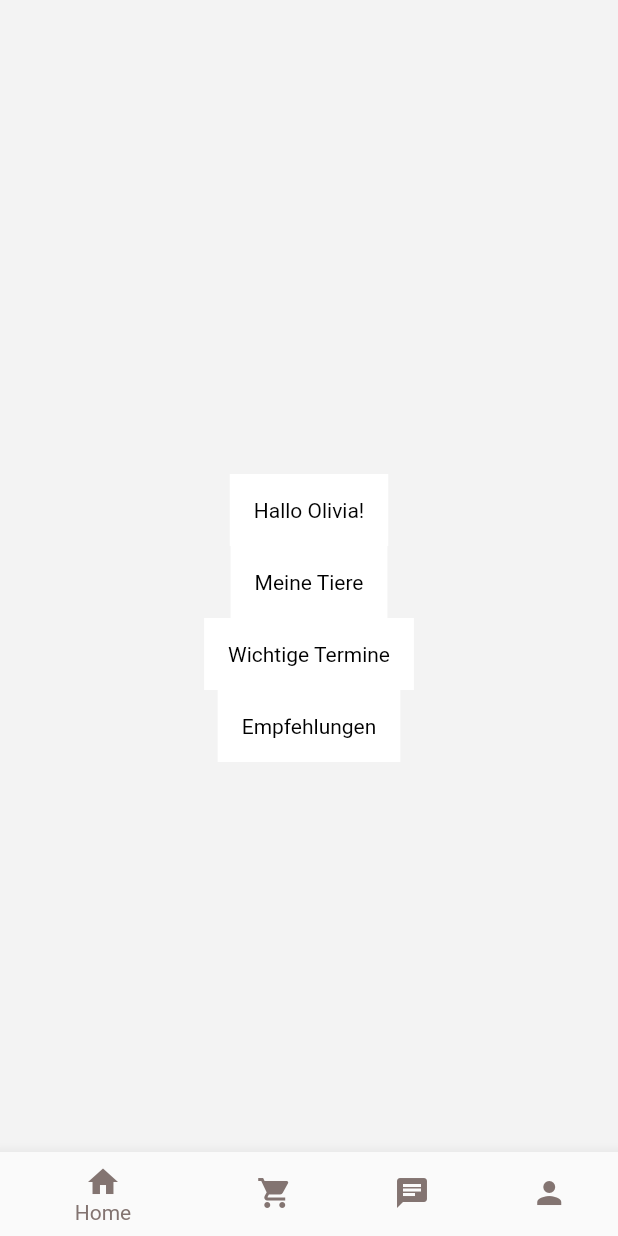
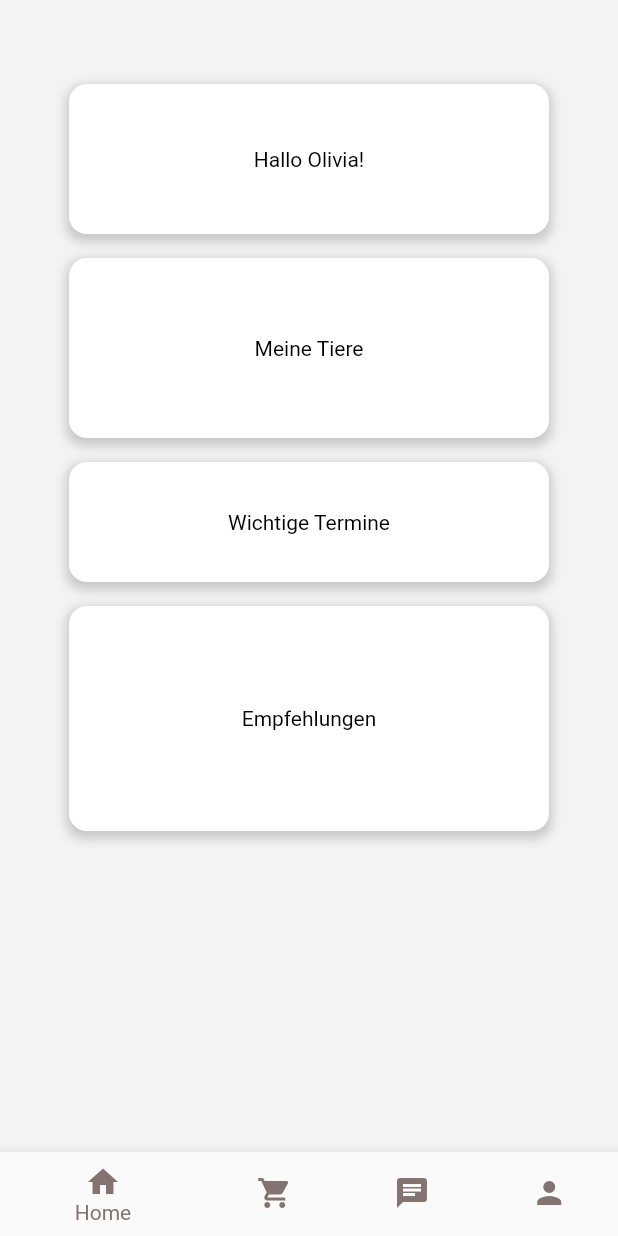
Before and after one commit to Queengirl1990/LexisBest, a Flutter app: the screen it shows after launch, on a phone screen of 412 x 824 dp. Run offline on Flutter 3.47's test engine with Material 2 defaults, Android fonts, the phone set to English and light mode, and no system bars.

Commit message:
"statusboxen"

```diff
--- a/lib/main.dart
+++ b/lib/main.dart
@@ -1,7 +1,7 @@
 import 'package:flutter/material.dart';
 
-Color lexiBrown = Color(0xFF837471); // lexiBrown-Farbe definiert
-Color backgroundGrey = Color(0xFFF3F3F3); // backgroundGrey-Farbe definiert
+Color lexiBrown = Color(0xFF837471);
+Color backgroundGrey = Color(0xFFF3F3F3);
 
 void main() {
   runApp(MyApp());
@@ -27,19 +27,22 @@ class _MyHomePageState extends State<MyHomePage> {
   @override
   Widget build(BuildContext context) {
     return Scaffold(
-      appBar: AppBar(  // Leere AppBar hinzugefügt
+      appBar: AppBar(
         backgroundColor: Colors.transparent,
         elevation: 0,
       ),
       backgroundColor: backgroundGrey,
-      body: Center( // StatusBoxen in der Mitte zentriert
+      body: Center(
         child: Column(
-          mainAxisAlignment: MainAxisAlignment.center,
+          mainAxisAlignment: MainAxisAlignment.start,
           children: <Widget>[
-            StatusBox('Hallo Olivia!'),
-            StatusBox('Meine Tiere'),
-            StatusBox('Wichtige Termine'),
-            StatusBox('Empfehlungen'),
+            StatusBox('Hallo Olivia!', height: 100, width: 320),
+            SizedBox(height: 16),
+            StatusBox('Meine Tiere', height: 120, width: 320),
+            SizedBox(height: 16),
+            StatusBox('Wichtige Termine', height: 80, width: 320),
+            SizedBox(height: 16),
+            StatusBox('Empfehlungen', height: 150, width: 320),
           ],
         ),
       ),
@@ -77,18 +80,34 @@ class _MyHomePageState extends State<MyHomePage> {
 
 class StatusBox extends StatelessWidget {
   final String text;
+  final double height;
+  final double width;
 
-  StatusBox(this.text);
+  StatusBox(this.text, {this.height = 100, this.width = 320});
 
   @override
   Widget build(BuildContext context) {
     return Container(
-      padding: EdgeInsets.all(16.0),
-      color: Colors.white, // Hintergrundfarbe der StatusBox auf Weiß gesetzt
-      child: Text(
-        text,
-        style: TextStyle(
-          color: Colors.black, // Textfarbe auf Schwarz gesetzt
+      height: height,
+      width: width,
+      decoration: BoxDecoration(
+        color: Colors.white,
+        borderRadius: BorderRadius.circular(12),
+        boxShadow: [
+          BoxShadow(
+            color: Colors.grey.withOpacity(0.5),
+            spreadRadius: 2,
+            blurRadius: 5,
+            offset: Offset(0, 3),
+          ),
+        ],
+      ),
+      child: Center(
+        child: Text(
+          text,
+          style: TextStyle(
+            color: Colors.black,
+          ),
         ),
       ),
     );
```
